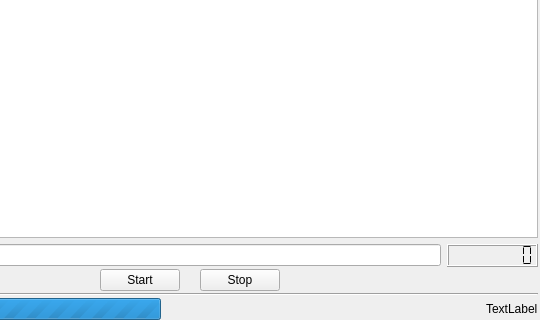
Patriciasc/WHCH, file ui/whch.ui: the form before one commit; both pictures show x 160 to 700 and y 99 to 419 of the 700 by 419 pixel window.
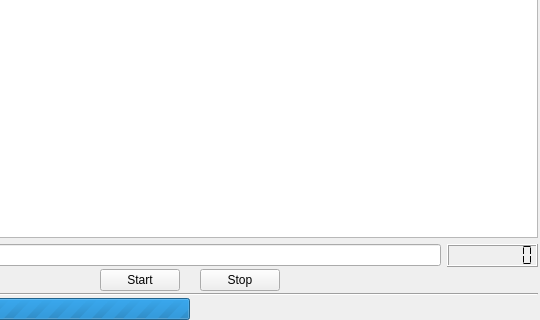
The form after the commit. Icons and pictures are not drawn.

The edit to the form file:
```diff
--- a/ui/whch.ui
+++ b/ui/whch.ui
@@ -223,13 +223,6 @@
         </property>
        </spacer>
       </item>
-      <item>
-       <widget class="QLabel" name="label">
-        <property name="text">
-         <string>TextLabel</string>
-        </property>
-       </widget>
-      </item>
      </layout>
     </item>
    </layout>
```
Left out of the diff: 1 changed line with no effect on the pictures.
